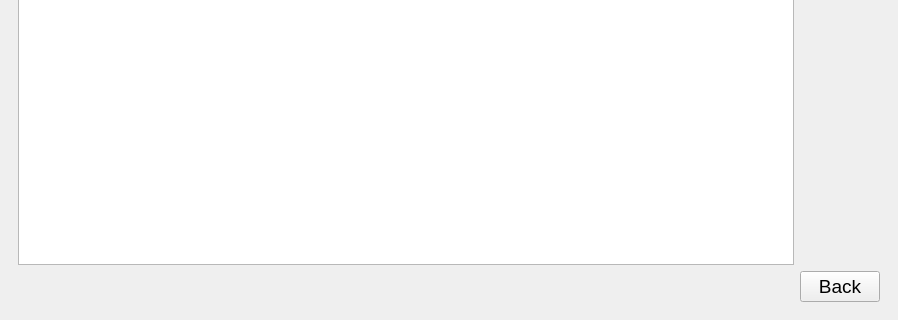
Old version of the form Front/form.ui in the repository veeyslaw/hotelDB; both pictures show x 0 to 898 and y 280 to 600 of the 898 by 600 pixel window.
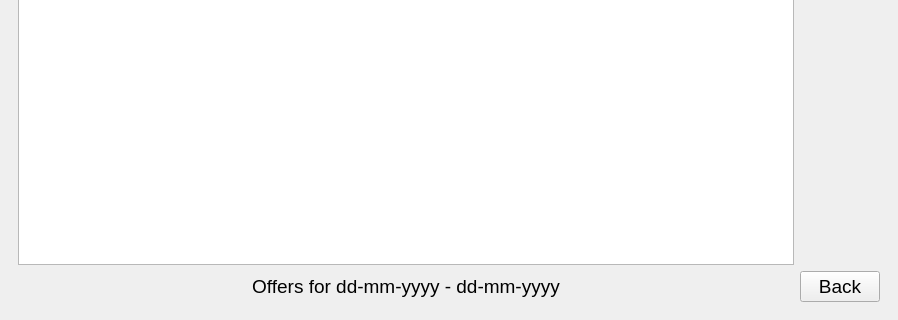
New version of the form. The open tabs and pages were chosen to show the change.

Commit message: Add TODO. Add period label. Add search query

Diff of the .ui file:
```diff
--- a/Front/form.ui
+++ b/Front/form.ui
@@ -525,6 +525,16 @@
           </property>
          </widget>
         </item>
+        <item row="1" column="0">
+         <widget class="QLabel" name="period_label">
+          <property name="text">
+           <string>Offers for dd-mm-yyyy - dd-mm-yyyy</string>
+          </property>
+          <property name="alignment">
+           <set>Qt::AlignCenter</set>
+          </property>
+         </widget>
+        </item>
        </layout>
       </widget>
       <widget class="QWidget" name="check_out_page">
```
The commit also changes 6 other files.
